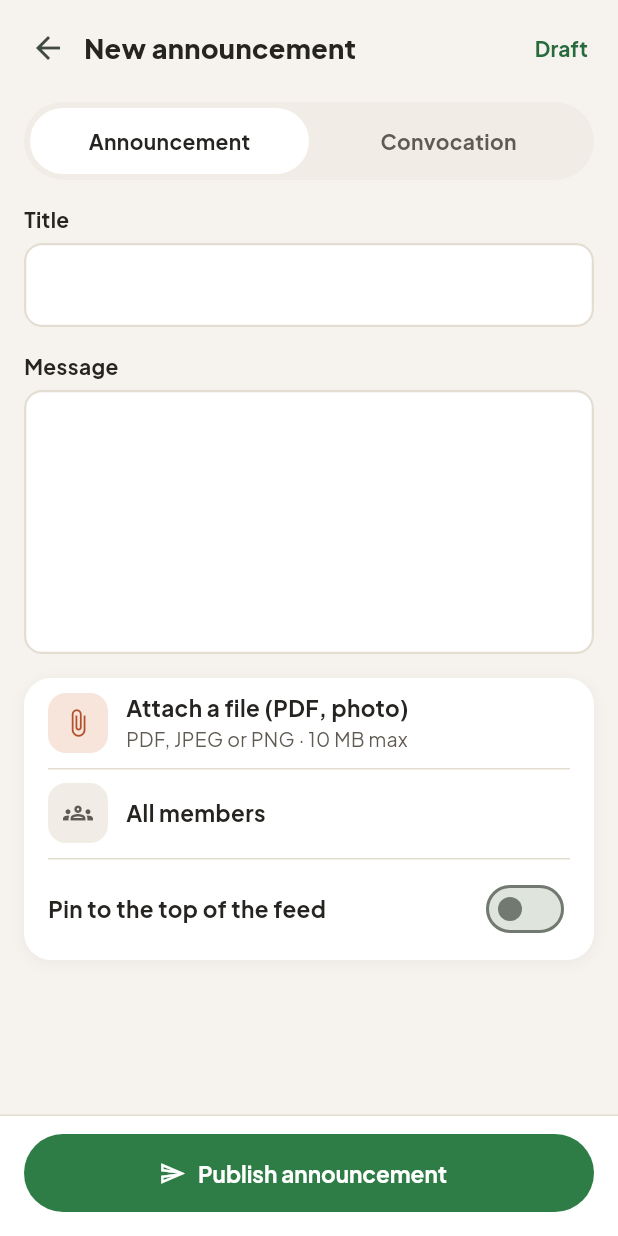
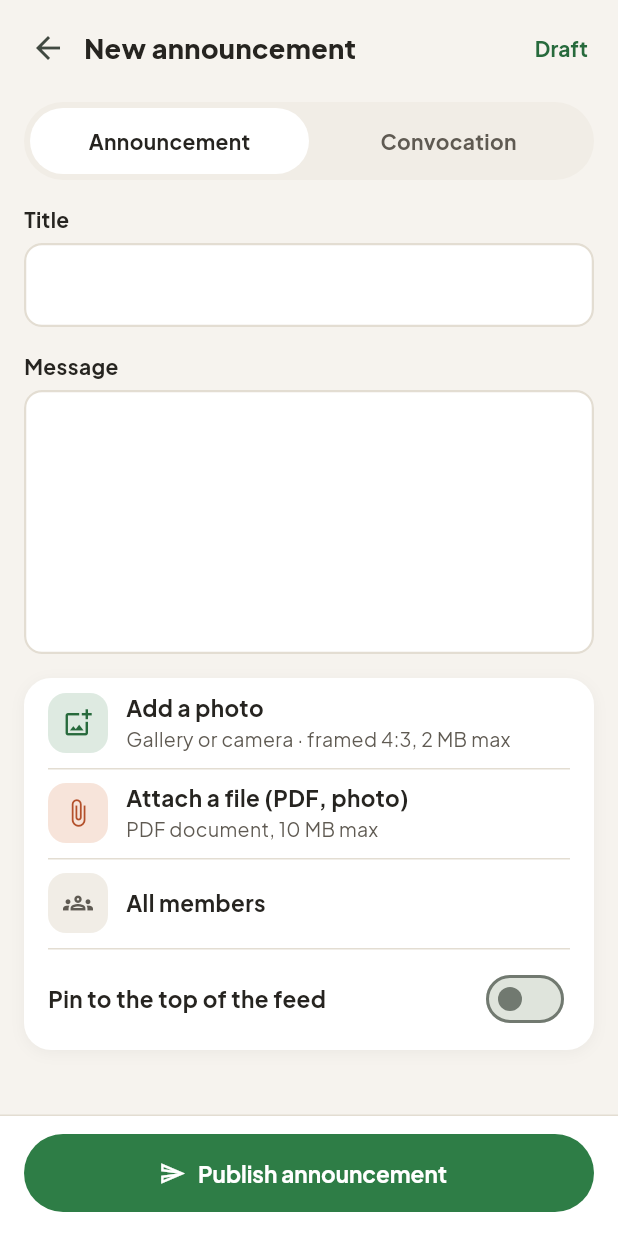
Before and after one commit to Stores237/msg-gestion, a Flutter app: the ComposeScreen screen opened directly, on a phone screen of 412 x 824 dp. Run offline on Flutter 3.47's test engine with Material 3 defaults, Android fonts, the phone set to English and light mode, and no system bars; our stand-ins replace connectivity_plus, file_picker, flutter_secure_storage, google_fonts, image_picker, local_auth and 2 more; accounts and stored records are empty.

Commit message:
Build 20: photos in announcements (framed landscape 4:3 by the author, ≤ 2 MB, 4 per announcement, same rules on the server; shown in the card and the announcement, tap to load when automatic photos are off; files are PDFs); grey Expiré on events that are over and on convocations whose date has passed
Co-Authored-By: Claude Opus 5.5 <noreply@anthropic.com>
Claude-Session: https://claude.ai/code/session_01TpgoApAbbZVtgwGrMvYXSP

```diff
--- a/app/lib/l10n/app_en.arb
+++ b/app/lib/l10n/app_en.arb
@@ -592,7 +592,7 @@
   "autoDownloadHint": "Attachments download only when you open them.",
   "onMobileData": "When using mobile data",
   "onWifi": "When connected on Wi-Fi",
-  "memberPhotos": "Member photos",
+  "memberPhotos": "Photos (members and announcements)",
   "noMedia": "No media",
   "autoOffBySaver": "Off: using less data",
   "currentNetwork": "Current connection: {network}",
@@ -606,5 +606,15 @@
   "unsentKept": "kept until sent",
   "imagesInMemory": "Images in memory",
   "clear": "Clear",
-  "sizeGb": "{n} GB"
+  "sizeGb": "{n} GB",
+  "framePhoto": "Frame the photo",
+  "framePhotoHint": "Move and zoom the photo: only what is inside the frame is sent.",
+  "photoRules": "Landscape 4:3 · 2 MB maximum · 4 photos per announcement",
+  "usePhoto": "Use this photo",
+  "photoUnreadable": "This image can’t be read.",
+  "showPhoto": "Show the photo",
+  "addPhotoHint": "Gallery or camera · framed 4:3, 2 MB max",
+  "photosLimit": "4 photos maximum per announcement.",
+  "attachPdfHint": "PDF document, 10 MB max",
+  "eventExpired": "Expired"
 }
--- a/app/lib/l10n/app_fr.arb
+++ b/app/lib/l10n/app_fr.arb
@@ -1353,7 +1353,7 @@
   "autoDownloadHint": "Les pièces jointes ne se téléchargent que lorsque vous les ouvrez.",
   "onMobileData": "Sur données mobiles",
   "onWifi": "En Wi-Fi",
-  "memberPhotos": "Photos des membres",
+  "memberPhotos": "Photos (membres et annonces)",
   "noMedia": "Aucun média",
   "autoOffBySaver": "Désactivé : économie de données",
   "currentNetwork": "Connexion actuelle : {network}",
@@ -1381,5 +1381,15 @@
         "type": "String"
       }
     }
-  }
+  },
+  "framePhoto": "Cadrer la photo",
+  "framePhotoHint": "Déplacez et zoomez la photo : seul ce qui est dans le cadre est envoyé.",
+  "photoRules": "Format paysage 4:3 · 2 Mo maximum · 4 photos par annonce",
+  "usePhoto": "Utiliser cette photo",
+  "photoUnreadable": "Cette image ne peut pas être lue.",
+  "showPhoto": "Afficher la photo",
+  "addPhotoHint": "Galerie ou appareil photo · cadrée en 4:3, 2 Mo max",
+  "photosLimit": "4 photos maximum par annonce.",
+  "attachPdfHint": "Document PDF, 10 Mo max",
+  "eventExpired": "Expiré"
 }
--- a/app/lib/l10n/app_localizations.dart
+++ b/app/lib/l10n/app_localizations.dart
@@ -3653,7 +3653,7 @@ abstract class AppLocalizations {
   /// No description provided for @memberPhotos.
   ///
   /// In fr, this message translates to:
-  /// **'Photos des membres'**
+  /// **'Photos (membres et annonces)'**
   String get memberPhotos;
 
   /// No description provided for @noMedia.
@@ -3739,6 +3739,66 @@ abstract class AppLocalizations {
   /// In fr, this message translates to:
   /// **'{n} Go'**
   String sizeGb(String n);
+
+  /// No description provided for @framePhoto.
+  ///
+  /// In fr, this message translates to:
+  /// **'Cadrer la photo'**
+  String get framePhoto;
+
+  /// No description provided for @framePhotoHint.
+  ///
+  /// In fr, this message translates to:
+  /// **'Déplacez et zoomez la photo : seul ce qui est dans le cadre est envoyé.'**
+  String get framePhotoHint;
+
+  /// No description provided for @photoRules.
+  ///
+  /// In fr, this message translates to:
+  /// **'Format paysage 4:3 · 2 Mo maximum · 4 photos par annonce'**
+  String get photoRules;
+
+  /// No description provided for @usePhoto.
+  ///
+  /// In fr, this message translates to:
+  /// **'Utiliser cette photo'**
+  String get usePhoto;
+
+  /// No description provided for @photoUnreadable.
+  ///
+  /// In fr, this message translates to:
+  /// **'Cette image ne peut pas être lue.'**
+  String get photoUnreadable;
+
+  /// No description provided for @showPhoto.
+  ///
+  /// In fr, this message translates to:
+  /// **'Afficher la photo'**
+  String get showPhoto;
+
+  /// No description provided for @addPhotoHint.
+  ///
+  /// In fr, this message translates to:
+  /// **'Galerie ou appareil photo · cadrée en 4:3, 2 Mo max'**
+  String get addPhotoHint;
+
+  /// No description provided for @photosLimit.
+  ///
+  /// In fr, this message translates to:
+  /// **'4 photos maximum par annonce.'**
+  String get photosLimit;
+
+  /// No description provided for @attachPdfHint.
+  ///
+  /// In fr, this message translates to:
+  /// **'Document PDF, 10 Mo max'**
+  String get attachPdfHint;
+
+  /// No description provided for @eventExpired.
+  ///
+  /// In fr, this message translates to:
+  /// **'Expiré'**
+  String get eventExpired;
 }
 
 class _AppLocalizationsDelegate
--- a/app/lib/l10n/app_localizations_en.dart
+++ b/app/lib/l10n/app_localizations_en.dart
@@ -2119,7 +2119,7 @@ class AppLocalizationsEn extends AppLocalizations {
   String get onWifi => 'When connected on Wi-Fi';
 
   @override
-  String get memberPhotos => 'Member photos';
+  String get memberPhotos => 'Photos (members and announcements)';
 
   @override
   String get noMedia => 'No media';
@@ -2166,4 +2166,36 @@ class AppLocalizationsEn extends AppLocalizations {
   String sizeGb(String n) {
     return '$n GB';
   }
+
+  @override
+  String get framePhoto => 'Frame the photo';
+
+  @override
+  String get framePhotoHint =>
+      'Move and zoom the photo: only what is inside the frame is sent.';
+
+  @override
+  String get photoRules =>
+      'Landscape 4:3 · 2 MB maximum · 4 photos per announcement';
+
+  @override
+  String get usePhoto => 'Use this photo';
+
+  @override
+  String get photoUnreadable => 'This image can’t be read.';
+
+  @override
+  String get showPhoto => 'Show the photo';
+
+  @override
+  String get addPhotoHint => 'Gallery or camera · framed 4:3, 2 MB max';
+
+  @override
+  String get photosLimit => '4 photos maximum per announcement.';
+
+  @override
+  String get attachPdfHint => 'PDF document, 10 MB max';
+
+  @override
+  String get eventExpired => 'Expired';
 }
--- a/app/lib/models/announcement.dart
+++ b/app/lib/models/announcement.dart
@@ -13,6 +13,9 @@ class AttachmentInfo {
   final String url;
 
   bool get isPdf => contentType == 'application/pdf';
+
+  /// A photo, shown in the announcement in its 4:3 frame.
+  bool get isImage => contentType.startsWith('image/');
 
   factory AttachmentInfo.fromJson(Map<String, dynamic> j) => AttachmentInfo(
     id: j['id'] as int,
--- a/app/lib/models/event.dart
+++ b/app/lib/models/event.dart
@@ -36,6 +36,9 @@ class CalendarEvent {
 
   /// Second line under the place ("Quartier, ville").
   final String placeDetail;
+
+  /// The event is over: its end (or start, without an end) has passed.
+  bool get isOver => (endsAt ?? startsAt).isBefore(DateTime.now());
 
   /// What the dress means in this group (Paramètres → Tenues).
   final String dressDetail;
--- a/app/lib/screens/announcements/compose_screen.dart
+++ b/app/lib/screens/announcements/compose_screen.dart
@@ -11,6 +11,7 @@ import '../../theme/tokens.dart';
 import '../../widgets/dates.dart';
 import '../../widgets/errors.dart';
 import '../../widgets/attachments.dart';
+import '../../widgets/photo_frame.dart';
 import '../../widgets/ui.dart';
 
 /// A file chosen in the composer, uploaded after the announcement exists.
@@ -41,6 +42,21 @@ class _ComposeScreenState extends State<ComposeScreen> {
   bool _busy = false;
   bool _eventMissing = false;
   final List<PickedFile> _files = [];
+
+  /// Photos framed 4:3, ≤ 2 MB (owner, 2026-10-28), sent after the files.
+  final List<FramedPhoto> _photos = [];
+
+  Future<void> _addPhoto() async {
+    final l = AppLocalizations.of(context);
+    if (_photos.length >= photosPerAnnouncement) {
+      ScaffoldMessenger.of(
+        context,
+      ).showSnackBar(SnackBar(content: Text(l.photosLimit)));
+      return;
+    }
+    final p = await addFramedPhoto(context);
+    if (p != null && mounted) setState(() => _photos.add(p));
+  }
 
   bool get _editing => widget.existing != null;
 
@@ -178,7 +194,8 @@ class _ComposeScreenState extends State<ComposeScreen> {
     try {
       picked = await FilePicker.pickFiles(
         type: FileType.custom,
-        allowedExtensions: const ['pdf', 'jpg', 'jpeg', 'png'],
+        // Pictures go through "Ajouter une photo" and its frame.
+        allowedExtensions: const ['pdf'],
       );
     } catch (e) {
       if (mounted) showErrorSnack(context, e);
@@ -223,7 +240,10 @@ class _ComposeScreenState extends State<ComposeScreen> {
               eventId: eventId,
               pinned: _pinned,
             );
-      for (final f in _files) {
+      for (final f in [
+        ..._files,
+        for (final p in _photos) PickedFile(p.name, p.bytes),
+      ]) {
         try {
           await repo.attach(created.id, bytes: f.bytes, filename: f.name);
         } catch (_) {
@@ -318,6 +338,46 @@ class _ComposeScreenState extends State<ComposeScreen> {
                       decoration: deco(),
                     ),
                     const SizedBox(height: 16),
+                    if (_photos.isNotEmpty) ...[
+                      GridView.count(
+                        crossAxisCount: 2,
+                        shrinkWrap: true,
+                        physics: const NeverScrollableScrollPhysics(),
+                        mainAxisSpacing: 8,
+                        crossAxisSpacing: 8,
+                        childAspectRatio: photoRatio,
+                        children: [
+                          for (final (i, p) in _photos.indexed)
+                            Stack(
+                              key: Key('picked-photo-$i'),
+                              fit: StackFit.expand,
+                              children: [
+                                ClipRRect(
+                                  borderRadius: BorderRadius.circular(
+                                    MsgRadius.md,
+                                  ),
+                                  child: Image.memory(
+                                    p.bytes,
+                                    fit: BoxFit.cover,
+                                  ),
+                                ),
+                                Positioned(
+                                  top: 4,
+                                  right: 4,
+                                  child: IconButton.filledTonal(
+                                    tooltip: l.removeFile,
+                                    visualDensity: VisualDensity.compact,
+                                    icon: const Icon(Icons.close, size: 18),
+                                    onPressed: () =>
+                                        setState(() => _photos.removeAt(i)),
+                                  ),
+                                ),
+                              ],
+                            ),
+                        ],
+                      ),
+                      const SizedBox(height: 8),
+                    ],
                     for (final (i, f) in _files.indexed)
                       Padding(
                         padding: const EdgeInsets.only(bottom: 8),
@@ -359,13 +419,28 @@ class _ComposeScreenState extends State<ComposeScreen> {
                             onTap: _pickEvent,
                           ),
                         ListRow(
+                          key: const Key('a-photo'),
+                          lead: const IconChip(
+                            Icons.add_photo_alternate_outlined,
+                            tone: Tone.green,
+                          ),
+                          title: Text(l.addPhoto),
+                          subtitle: Text(l.addPhotoHint),
+                          trailing: _photos.isEmpty
+                              ? null
+                              : Badge2(
+                                  '${_photos.length}/$photosPerAnnouncement',
+                                ),
+                          onTap: _addPhoto,
+                        ),
+                        ListRow(
                           key: const Key('a-attach'),
                           lead: const IconChip(
                             Icons.attach_file,
                             tone: Tone.red,
                           ),
                           title: Text(l.attachFile),
-                          subtitle: Text(l.attachHint),
+                          subtitle: Text(l.attachPdfHint),
                           onTap: _pickFile,
                         ),
                         ListRow(
--- a/app/pubspec.yaml
+++ b/app/pubspec.yaml
@@ -1,7 +1,7 @@
 name: msg_gestion
 description: "MSG Gestion — Mouvement Garde Suisse, Notre-Dame de Lourdes de Yapoma."
 publish_to: 'none'
-version: 0.1.0+19
+version: 0.1.0+20
 
 environment:
   sdk: ^3.12.2
@@ -17,6 +17,7 @@ dependencies:
   flutter_secure_storage: ^11.2.0
   google_fonts: ^8.2.1
   http: ^1.6.0
+  image: ^4.12.0
   image_picker: ^1.2.4
   intl: ^0.20.2
   local_auth: ^3.0.2
```
Also changed, not shown: app/lib/l10n/app_localizations_fr.dart (+34 -1 lines), app/lib/widgets/photo_frame.dart (added, +408 -0 lines), app/lib/widgets/ui.dart (+57 -6 lines), app/pubspec.lock, 7 other files.
